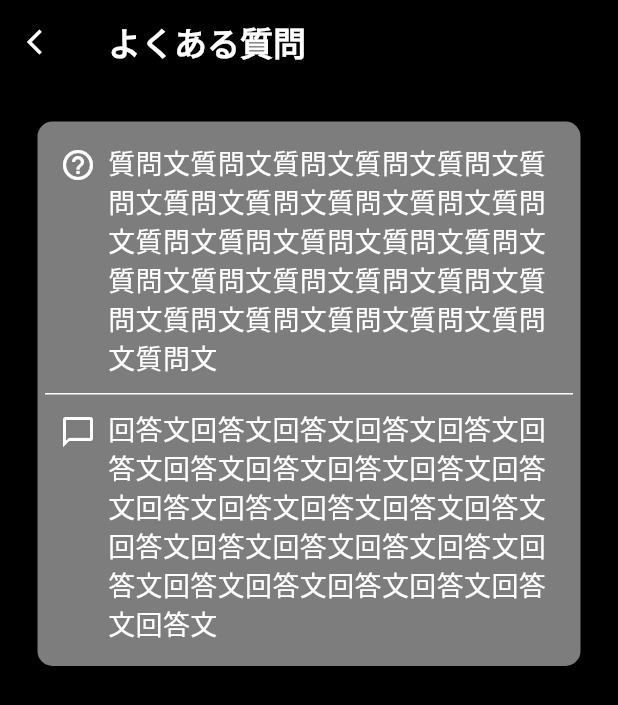
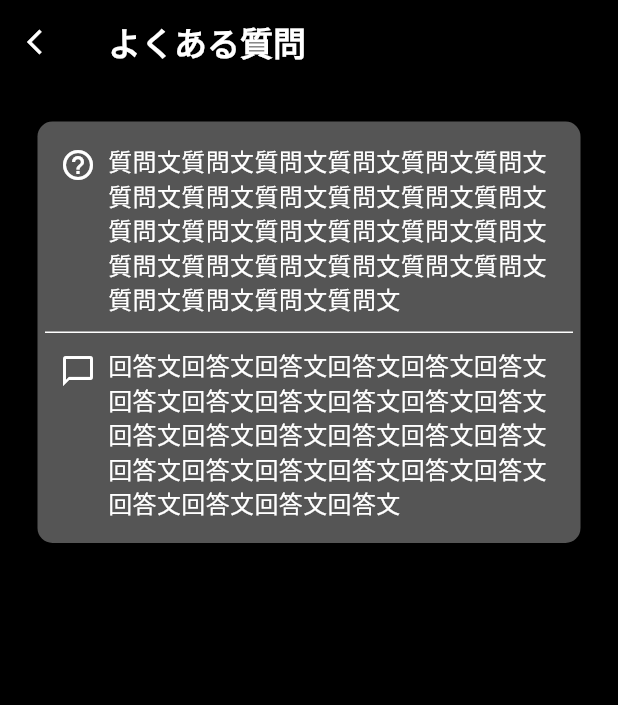
Before and after one commit to laughtaone/bere, a Flutter app: the QandAPage screen opened directly, on a phone screen of 412 x 824 dp. Shown: the top 705 px of the screen. Run offline on Flutter 3.47's test engine with Material 3 defaults, Android fonts, the phone set to English and light mode, and no system bars; our stand-ins replace camera, settings_ui.

Commit message:
質問ウィジェット改良

```diff
--- a/lib/settings_qanda_display.dart
+++ b/lib/settings_qanda_display.dart
@@ -53,7 +53,7 @@ class QandAPage extends StatelessWidget {
         child: SingleChildScrollView(
           child: Column(
             children: [
-              QAWidget(
+              qaWidget(
                 qText: '質問文質問文質問文質問文質問文質問文質問文質問文質問文質問文質問文質問文質問文質問文質問文質問文質問文質問文質問文質問文質問文質問文質問文質問文質問文質問文質問文質問文',
                 aText: '回答文回答文回答文回答文回答文回答文回答文回答文回答文回答文回答文回答文回答文回答文回答文回答文回答文回答文回答文回答文回答文回答文回答文回答文回答文回答文回答文回答文',
               ),
@@ -64,49 +64,33 @@ class QandAPage extends StatelessWidget {
     );
   }
 
-  SettingsTile QMethod(String qText) {
-    return SettingsTile(
-      leading: Icon(Icons.help),
-      title: Text(qText),
-      onPressed: null,
-    );
-  }
-
-  SettingsTile AMethod(String aText) {
-    return SettingsTile(
-      leading: Icon(Icons.hdr_auto),
-      title: Text(aText),
-      onPressed: null,
-    );
-  }
-
 }
 
 
-class SettingTitleTextStyle {
-  static final TextStyle myTextStyle = TextStyle(
-    fontSize: 17,
-    color: Colors.white,
-    fontWeight: FontWeight.bold,
-  );
-}
+// class SettingTitleTextStyle {
+//   static final TextStyle myTextStyle = TextStyle(
+//     fontSize: 17,
+//     color: Colors.white,
+//     fontWeight: FontWeight.bold,
+//   );
+// }
 
-class SettingValueTextStyle {
-  static final TextStyle myTextStyle = TextStyle(
-    color: Colors.white,
-    fontSize: 17,
-  );
-}
+// class SettingValueTextStyle {
+//   static final TextStyle myTextStyle = TextStyle(
+//     color: Colors.white,
+//     fontSize: 17,
+//   );
+// }
 
 
 
 
 // Q＆A用のウィジェット
-class QAWidget extends StatelessWidget {
+class qaWidget extends StatelessWidget {
   final String qText;
   final String aText;
 
-  const QAWidget({
+  const qaWidget({
     Key? key,
     required this.qText,
     required this.aText,
@@ -120,7 +104,7 @@ class QAWidget extends StatelessWidget {
         Container(
           decoration: BoxDecoration(
             borderRadius: BorderRadius.circular(10),
-                    color: Color(0xFF7d7d7d),
+            color: qaBackgroundColor(),
           ),
           padding: EdgeInsets.all(5),
           margin: EdgeInsets.all(25),
@@ -135,8 +119,8 @@ class QAWidget extends StatelessWidget {
                       padding: EdgeInsets.only(top: 2.0),
                       child: Icon(
                         Icons.help_outline,
-                                color: Colors.white,
-                                size: 24,
+                        color: qaContentsColor(),
+                        size: qaIconSize(),
                       ),
                     ),
                     Expanded(
@@ -146,8 +130,8 @@ class QAWidget extends StatelessWidget {
                           qText,
                           textAlign: TextAlign.start,
                           style: TextStyle(
-                                    fontSize: 18,
-                                    color: Colors.white,
+                            fontSize: qaTextSize(),
+                            color: qaContentsColor(),
                           ),
                         ),
                       ),
@@ -157,7 +141,7 @@ class QAWidget extends StatelessWidget {
               ),
               Container(
                 height: 1,
-                        color: Colors.white,
+                color: qaContentsColor(),
               ),
               Container(
                 padding: EdgeInsets.all(10),
@@ -168,8 +152,8 @@ class QAWidget extends StatelessWidget {
                       padding: EdgeInsets.only(top: 3.0),
                       child: Icon(
                         Icons.chat_bubble_outline,
-                                color: Colors.white,
-                                size: 24,
+                        color: qaContentsColor(),
+                        size: qaIconSize(),
                       ),
                     ),
                     Expanded(
@@ -179,8 +163,8 @@ class QAWidget extends StatelessWidget {
                           aText,
                           textAlign: TextAlign.start,
                           style: TextStyle(
-                                    fontSize: 18,
-                                    color: Colors.white,
+                            fontSize: qaTextSize(),
+                            color: qaContentsColor(),
                           ),
                         ),
                       ),
@@ -194,4 +178,31 @@ class QAWidget extends StatelessWidget {
       ],
     );
   }
+
+
+
+  // QA部分の文字サイズを一括指定
+  double qaIconSize() {
+    final qaIconSize = 24.0;
+    return qaIconSize;
   }
+
+  // QA部分の文字サイズを一括指定
+  double qaTextSize() {
+    final qaTextSize = 16.0;
+    return qaTextSize;
+  }
+
+  // アイコン・文字色・仕切り線の背景色を指定
+  Color qaContentsColor() {
+    final qaContentsColor = Colors.white;
+    return qaContentsColor;
+  }
+
+  // アイコン・文字色・仕切り線の背景色を指定
+  Color qaBackgroundColor() {
+    final qaBackgroundColor = Color(0xFF555555);
+    return qaBackgroundColor;
+  }
+
+}
```
Lines whose indentation alone changed are shown as unchanged.
